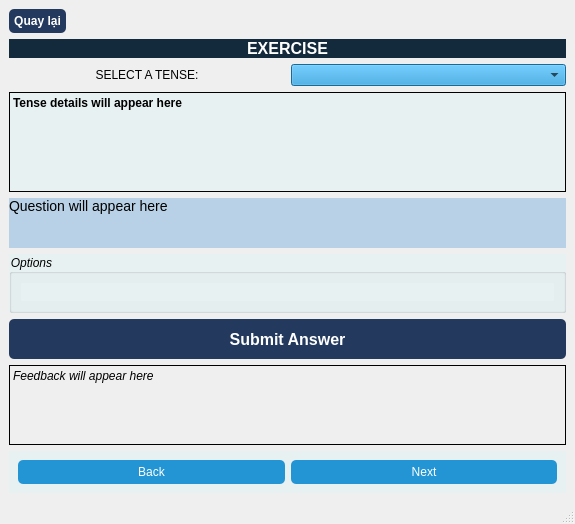
Qt form grammar2.ui (ngocanh1192006/English_app) before a commit.
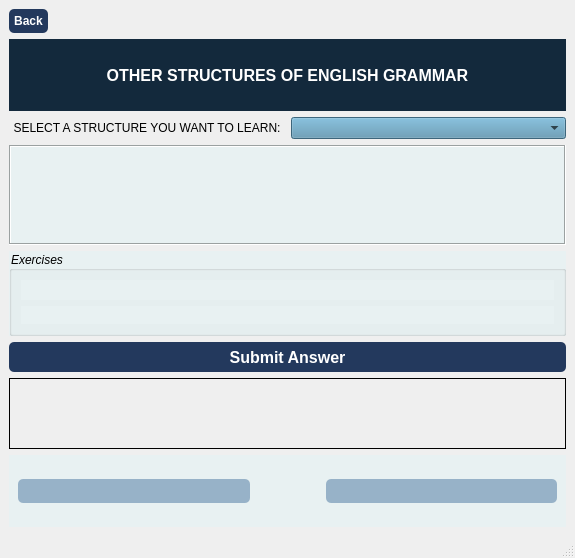
The same form after that commit. Icons and pictures are not drawn.

The edit to the form file:
```diff
--- a/grammar2.ui
+++ b/grammar2.ui
@@ -7,7 +7,7 @@
     <x>0</x>
     <y>0</y>
     <width>575</width>
-    <height>474</height>
+    <height>558</height>
    </rect>
   </property>
   <property name="windowTitle">
@@ -40,7 +40,11 @@
 }</string>
       </property>
       <property name="text">
-       <string>Quay lại</string>
+       <string>Back</string>
+      </property>
+      <property name="icon">
+       <iconset>
+        <normaloff>../../../icons8-play-48 - Copy.png</normaloff>../../../icons8-play-48 - Copy.png</iconset>
       </property>
      </widget>
     </item>
@@ -58,7 +62,7 @@
 color: #fff</string>
       </property>
       <property name="text">
-       <string>EXERCISE</string>
+       <string>OTHER STRUCTURES OF ENGLISH GRAMMAR</string>
       </property>
       <property name="alignment">
        <set>Qt::AlignCenter</set>
@@ -70,7 +74,7 @@
       <item>
        <widget class="QLabel" name="tenseLabel">
         <property name="text">
-         <string>SELECT A TENSE:</string>
+         <string>SELECT A STRUCTURE YOU WANT TO LEARN:</string>
         </property>
         <property name="alignment">
          <set>Qt::AlignCenter</set>
@@ -85,9 +89,18 @@
           <height>0</height>
          </size>
         </property>
+        <property name="font">
+         <font>
+          <pointsize>9</pointsize>
+          <weight>75</weight>
+          <bold>true</bold>
+         </font>
+        </property>
         <property name="styleSheet">
-         <string notr="true">background-color: rgb(35, 149, 212);
-color: rgb(0, 0, 0)</string>
+         <string notr="true">background-color: rgb(85, 143, 174);
+color: rgb(0, 0, 0);
+font-weight: bold;
+</string>
         </property>
        </widget>
       </item>
@@ -110,38 +123,11 @@
       <property name="frameShape">
        <enum>QFrame::Box</enum>
       </property>
-      <property name="text">
-       <string>Tense details will appear here</string>
+      <property name="frameShadow">
+       <enum>QFrame::Sunken</enum>
       </property>
-      <property name="alignment">
-       <set>Qt::AlignLeading|Qt::AlignLeft|Qt::AlignTop</set>
-      </property>
-      <property name="wordWrap">
-       <bool>true</bool>
-      </property>
-     </widget>
-    </item>
-    <item>
-     <widget class="QLabel" name="questionLabel">
-      <property name="minimumSize">
-       <size>
-        <width>0</width>
-        <height>50</height>
-       </size>
-      </property>
-      <property name="font">
-       <font>
-        <pointsize>-1</pointsize>
-       </font>
-      </property>
-      <property name="styleSheet">
-       <string notr="true">background-color: rgb(185, 209, 230);
-color: rgb(0, 0, 0);
-font-size: 14px;
-</string>
-      </property>
       <property name="text">
-       <string>Question will appear here</string>
+       <string/>
       </property>
       <property name="alignment">
        <set>Qt::AlignLeading|Qt::AlignLeft|Qt::AlignTop</set>
@@ -163,13 +149,45 @@
 color: rgb(0, 0, 0)</string>
       </property>
       <property name="title">
-       <string>Options</string>
+       <string>Exercises</string>
       </property>
       <layout class="QVBoxLayout" name="verticalLayout_2">
+       <item>
+        <widget class="QLabel" name="questionLabel">
+         <property name="enabled">
+          <bool>true</bool>
+         </property>
+         <property name="minimumSize">
+          <size>
+           <width>0</width>
+           <height>20</height>
+          </size>
+         </property>
+         <property name="font">
+          <font/>
+         </property>
+         <property name="styleSheet">
+          <string notr="true">background-color: #e8f1f;
+color: rgb(0, 0, 0);
+font-size: 14px;
+</string>
+         </property>
+         <property name="text">
+          <string/>
+         </property>
+         <property name="alignment">
+          <set>Qt::AlignLeading|Qt::AlignLeft|Qt::AlignTop</set>
+         </property>
+         <property name="wordWrap">
+          <bool>true</bool>
+         </property>
+        </widget>
+       </item>
        <item>
         <widget class="QWidget" name="optionsWidget" native="true">
          <property name="styleSheet">
           <string notr="true">color: #8A2BE2;
+height: 26;
 </string>
          </property>
          <layout class="QVBoxLayout" name="optionsLayout"/>
@@ -183,7 +201,7 @@
       <property name="minimumSize">
        <size>
         <width>0</width>
-        <height>40</height>
+        <height>30</height>
        </size>
       </property>
       <property name="font">
@@ -216,7 +234,7 @@
       <property name="minimumSize">
        <size>
         <width>0</width>
-        <height>80</height>
+        <height>50</height>
        </size>
       </property>
       <property name="font">
@@ -228,7 +246,7 @@
        <enum>QFrame::Box</enum>
       </property>
       <property name="text">
-       <string>Feedback will appear here</string>
+       <string/>
       </property>
       <property name="alignment">
        <set>Qt::AlignLeading|Qt::AlignLeft|Qt::AlignTop</set>
@@ -256,7 +274,7 @@
         <widget class="QPushButton" name="pushButton">
          <property name="styleSheet">
           <string notr="true">QPushButton {
-    background-color: #2395d4; /* Màu xanh */
+    background-color: rgb(151, 178, 200); /* Màu xanh */
     color: white; /* Chữ màu trắng */
     border-radius: 5px;
     padding: 5px;
@@ -271,15 +289,44 @@
 }</string>
          </property>
          <property name="text">
-          <string>Back</string>
+          <string/>
+         </property>
+         <property name="icon">
+          <iconset>
+           <normaloff>../../../icons8-play-48 - Copy.png</normaloff>../../../icons8-play-48 - Copy.png</iconset>
+         </property>
+         <property name="checkable">
+          <bool>true</bool>
+         </property>
+         <property name="checked">
+          <bool>true</bool>
+         </property>
+         <property name="flat">
+          <bool>false</bool>
          </property>
         </widget>
        </item>
+       <item>
+        <spacer name="horizontalSpacer">
+         <property name="orientation">
+          <enum>Qt::Horizontal</enum>
+         </property>
+         <property name="sizeType">
+          <enum>QSizePolicy::Fixed</enum>
+         </property>
+         <property name="sizeHint" stdset="0">
+          <size>
+           <width>70</width>
+           <height>10</height>
+          </size>
+         </property>
+        </spacer>
+       </item>
        <item>
         <widget class="QPushButton" name="pushButton_2">
          <property name="styleSheet">
           <string notr="true">QPushButton {
-    background-color: #2395d4; /* Màu xanh */
+    background-color: rgb(151, 178, 200); /* Màu xanh */
     color: white; /* Chữ màu trắng */
     border-radius: 5px;
     padding: 5px;
@@ -294,7 +341,17 @@
 }</string>
          </property>
          <property name="text">
-          <string>Next</string>
+          <string/>
+         </property>
+         <property name="icon">
+          <iconset>
+           <normaloff>../../../icons8-play-48.png</normaloff>../../../icons8-play-48.png</iconset>
+         </property>
+         <property name="checkable">
+          <bool>true</bool>
+         </property>
+         <property name="checked">
+          <bool>true</bool>
          </property>
         </widget>
        </item>
```
Left out of the diff: 4 changed lines with no effect on the pictures.
